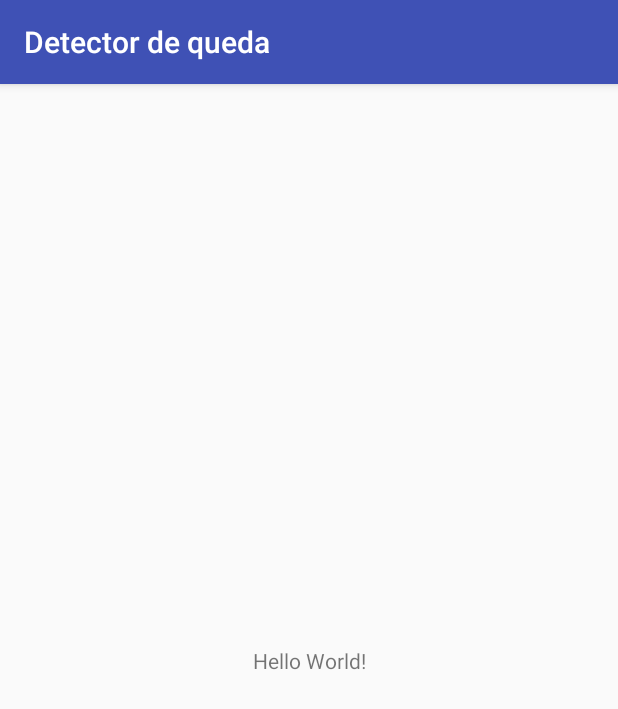
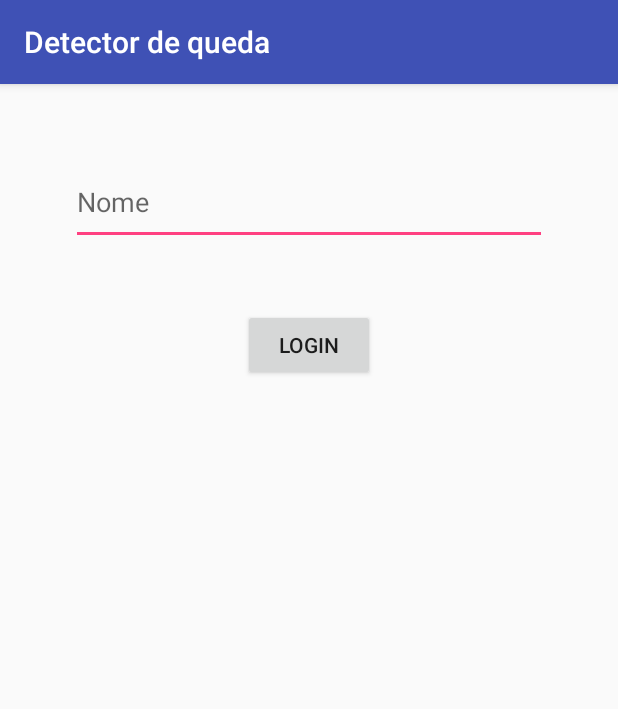
Before and after one commit to ifsp-scopus/detectorDeQueda, an Android app: the screen it shows after launch (MainActivity), on a phone screen of 412 x 824 dp. Shown: the top 709 px of the screen. Run offline under Robolectric (Android 15) with nearby library versions, the light colour scheme and no system bars.

Commit message:
Criação do botão de logar na MainActivity, Criação da Activity DetectorActivity, configuração da hierarquia dessas duas telas no arquivo de configuração AndroidManifest #2

```diff
--- a/app/src/main/res/layout/activity_main.xml
+++ b/app/src/main/res/layout/activity_main.xml
@@ -6,11 +6,25 @@
     android:layout_height="match_parent"
     tools:context=".activities.MainActivity">
 
-    <TextView
+    <EditText
+        android:id="@+id/etNome"
+        android:layout_width="317dp"
+        android:layout_height="57dp"
+        android:layout_marginTop="50dp"
+        android:ems="10"
+        android:inputType="textPersonName"
+        android:hint="Nome"
+        app:layout_constraintLeft_toLeftOf="parent"
+        app:layout_constraintRight_toRightOf="parent"
+        app:layout_constraintTop_toTopOf="parent" />
+
+    <Button
+        android:id="@+id/bLogin"
         android:layout_width="wrap_content"
         android:layout_height="wrap_content"
-        android:text="Hello World!"
-        app:layout_constraintBottom_toBottomOf="parent"
+        android:layout_marginTop="150dp"
+        android:onClick="bLogar"
+        android:text="Login"
         app:layout_constraintLeft_toLeftOf="parent"
         app:layout_constraintRight_toRightOf="parent"
         app:layout_constraintTop_toTopOf="parent" />
```
Also changed, not shown: app/src/main/AndroidManifest.xml (+12 -0 lines), app/src/main/java/com/ifsp/detectorqueda/activities/DetectorActivity.java (added, +15 -0 lines), app/src/main/java/com/ifsp/detectorqueda/activities/MainActivity.java (+13 -0 lines), app/src/main/res/layout/activity_detector.xml (added, +9 -0 lines).
